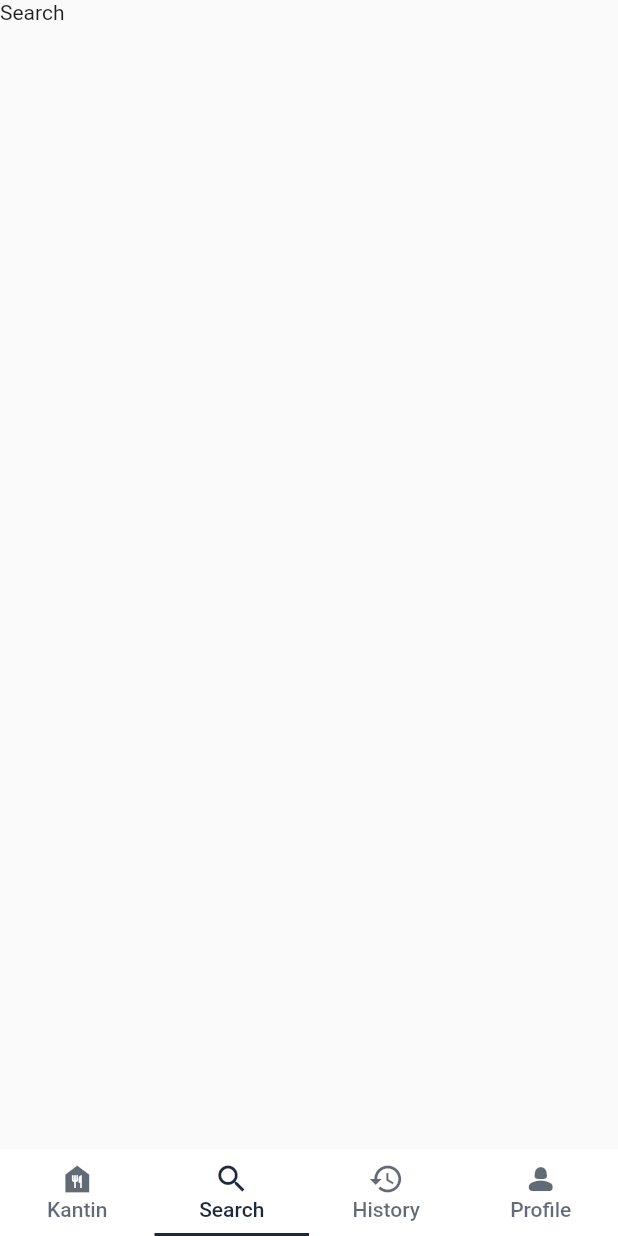
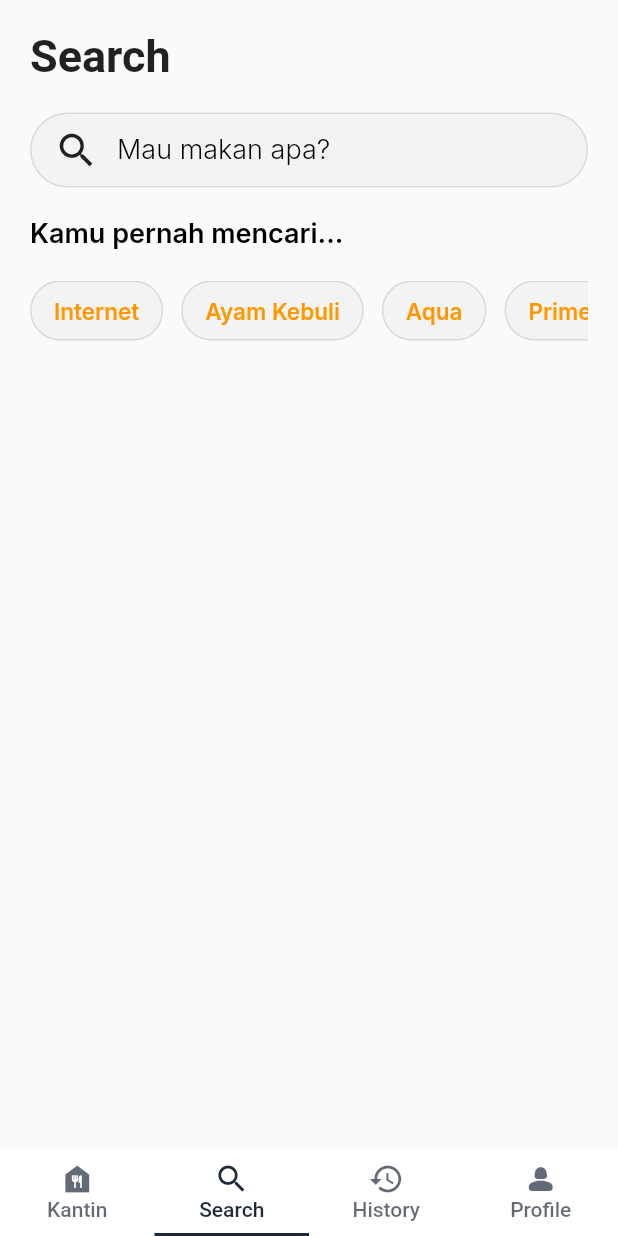
Before and after one commit to DhafinFawwaz/ITBCafeteriaConsumer, a Flutter app: the NavPage screen opened by its route, item 2 of the bottom bar chosen, on a phone screen of 412 x 824 dp. Run offline on Flutter 3.47's test engine with Material 2 defaults, Android fonts, the phone set to English and light mode, and no system bars; our stand-ins replace google_fonts, group_button; missing offline and left inert: api_cache_manager, dart:ffi.

Commit message:
added texy_style and search screen

```diff
--- a/lib/screens/search/search.dart
+++ b/lib/screens/search/search.dart
@@ -1,4 +1,8 @@
 import 'package:flutter/material.dart';
+import 'package:google_fonts/google_fonts.dart';
+import 'package:itb_cafeteria_consumer/utils/GlobalTheme.dart';
+import 'package:itb_cafeteria_consumer/utils/text_style.dart';
+import 'package:itb_cafeteria_consumer/widgets/searchHistory_button.dart';
 
 class Search extends StatefulWidget {
   const Search({super.key});
@@ -10,8 +14,78 @@ class Search extends StatefulWidget {
 class _SearchState extends State<Search> {
   @override
   Widget build(BuildContext context) {
-    return Container(
-      child: Text("Search"),
+    return SafeArea(
+      child: SingleChildScrollView(
+          child: Padding(
+            padding: const EdgeInsets.all(GlobalTheme.padding1),
+            child: Column(
+              crossAxisAlignment: CrossAxisAlignment.start,
+              children: [
+                const Text(
+                  "Search",
+                  style: TextStyle(
+                    fontSize: GlobalTheme.fontsize1,
+                    fontWeight: FontWeight.bold
+                  ),
+                ),
+                SizedBox(height: GlobalTheme.padding1,),
+                Container(
+                  height: 50,
+                  decoration: BoxDecoration(
+                    color: Color.fromRGBO(243, 243, 243, 1),
+                    border: Border.all(
+                      color:  Color.fromRGBO(218, 218, 218, 1),
+                    ),
+                    borderRadius: BorderRadius.circular(50)
+                  ),
+                  child: Row(
+                    children: [
+                      SizedBox(width: 15,),
+                      const Icon(
+                        Icons.search,
+                        size: 30,
+                        weight: 2,
+                      ),
+                      SizedBox(width: GlobalTheme.padding2,),
+                      Text(
+                        "Mau makan apa?",
+                        style: GoogleFonts.inter(
+                          fontSize: GlobalTheme.fontsize2,
+                          fontWeight:FontWeight.w300,
+                          color: Colors.black,
+                        ),
+                      )
+                    ],
+                  ),
+                ),
+                SizedBox(height: GlobalTheme.padding1,),
+                Text(
+                  "Kamu pernah mencari...",
+                  style: GoogleFonts.inter(
+                    fontSize: GlobalTheme.fontsize2,
+                    color: Colors.black,
+                    fontWeight: FontWeight.w600,
+                  ),
+                ),
+                SizedBox(height: GlobalTheme.padding1,),
+                Container(
+                  height: 40,
+                  child: ListView(
+                    scrollDirection: Axis.horizontal,
+                    children: [
+                      searchHistoryButton(text: "Internet"),
+                      searchHistoryButton(text: "Ayam Kebuli"),
+                      searchHistoryButton(text: "Aqua"),
+                      searchHistoryButton(text: "Prime"),
+                      searchHistoryButton(text: "Sate"),
+                      searchHistoryButton(text: "Ikan Panggang"),
+                    ],
+                  ),
+                )
+              ],
+            ),
+          ),
+        ),
     );
   }
 }
--- /dev/null
+++ b/lib/utils/text_style.dart
@@ -0,0 +1,32 @@
+import 'package:flutter/material.dart';
+import 'package:google_fonts/google_fonts.dart';
+
+final TextStyle titleText = GoogleFonts.inter(
+  fontSize: 24,
+  fontWeight: FontWeight.w700,
+  color: Colors.black,
+);
+
+final TextStyle subtitleText = GoogleFonts.inter(
+  fontSize: 20,
+  fontWeight: FontWeight.w500,
+  color: Colors.black,
+);
+
+final TextStyle buttonTextBold = GoogleFonts.inter(
+  fontSize: 16,
+  fontWeight: FontWeight.w600,
+  color: Colors.black,
+);
+
+final TextStyle buttonText = GoogleFonts.inter(
+  fontSize: 16,
+  fontWeight: FontWeight.w400,
+  color: Colors.white,
+);
+
+final TextStyle descriptionText = GoogleFonts.inter(
+  fontSize: 12,
+  fontWeight: FontWeight.w300,
+  color: const Color.fromARGB(255, 0, 0, 0),
+);
--- /dev/null
+++ b/lib/widgets/searchHistory_button.dart
@@ -0,0 +1,41 @@
+import 'package:flutter/material.dart';
+import 'package:google_fonts/google_fonts.dart';
+import 'package:itb_cafeteria_consumer/utils/GlobalTheme.dart';
+
+class searchHistoryButton extends StatelessWidget {
+  const searchHistoryButton ({super.key, required this.text});
+
+  final String text;
+
+  @override
+  Widget build(BuildContext context) {
+    return Container(
+      margin: EdgeInsets.fromLTRB(0, 0, GlobalTheme.padding2, 0),
+      child: ElevatedButton(
+        onPressed: () {},
+        style: ElevatedButton.styleFrom(
+          side: BorderSide(
+            width: 1,
+            color: Color.fromRGBO(218, 218, 218, 1),
+          ),
+          shadowColor: Colors.transparent,
+          backgroundColor: Color.fromRGBO(243, 243, 243, 1),
+          shape: RoundedRectangleBorder(
+            borderRadius: BorderRadius.circular(50),
+          ),
+        ).copyWith(
+            elevation: ButtonStyleButton.allOrNull(0.0)
+        ),
+        child: Text(
+          text,
+          textAlign: TextAlign.center,
+          style: GoogleFonts.inter(
+            color: Colors.orange,
+            fontSize: GlobalTheme.fontsize3,
+            fontWeight: FontWeight.w600,
+          ),
+        ),
+      ),
+    );
+  }
+}
--- a/pubspec.yaml
+++ b/pubspec.yaml
@@ -39,6 +39,7 @@ dependencies:
   api_cache_manager: ^1.0.2
   http: ^0.13.5
   group_button: ^5.3.2
+  google_fonts: ^4.0.4
 
 dev_dependencies:
   flutter_test:
```
Also changed, not shown: pubspec.lock.
